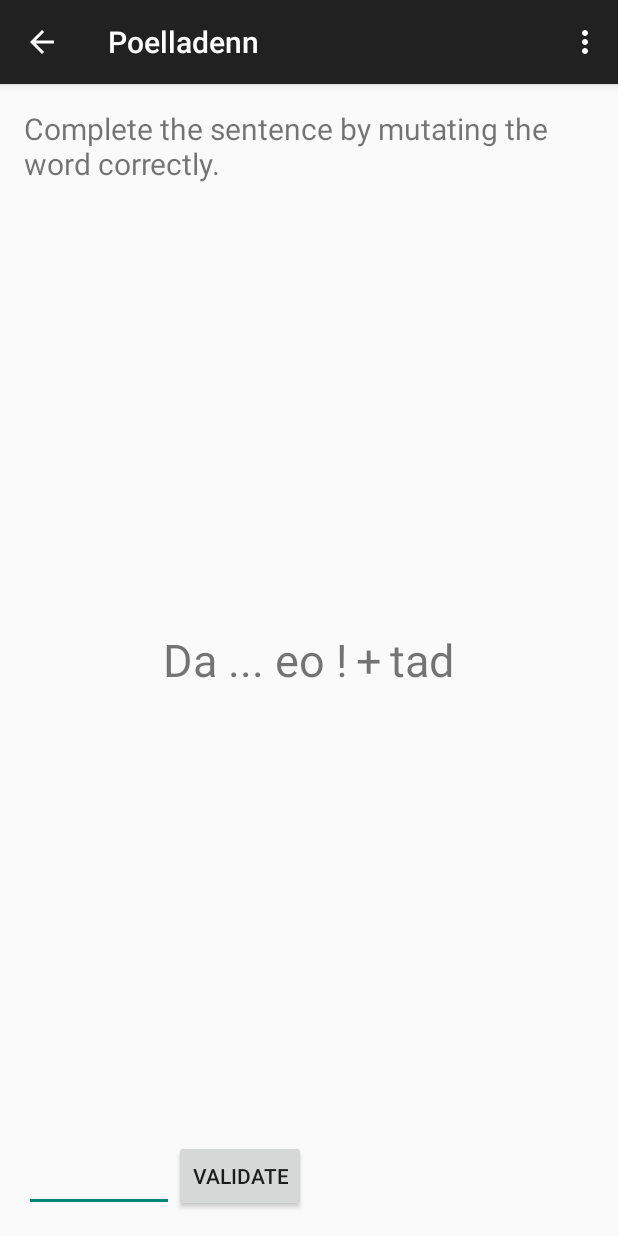
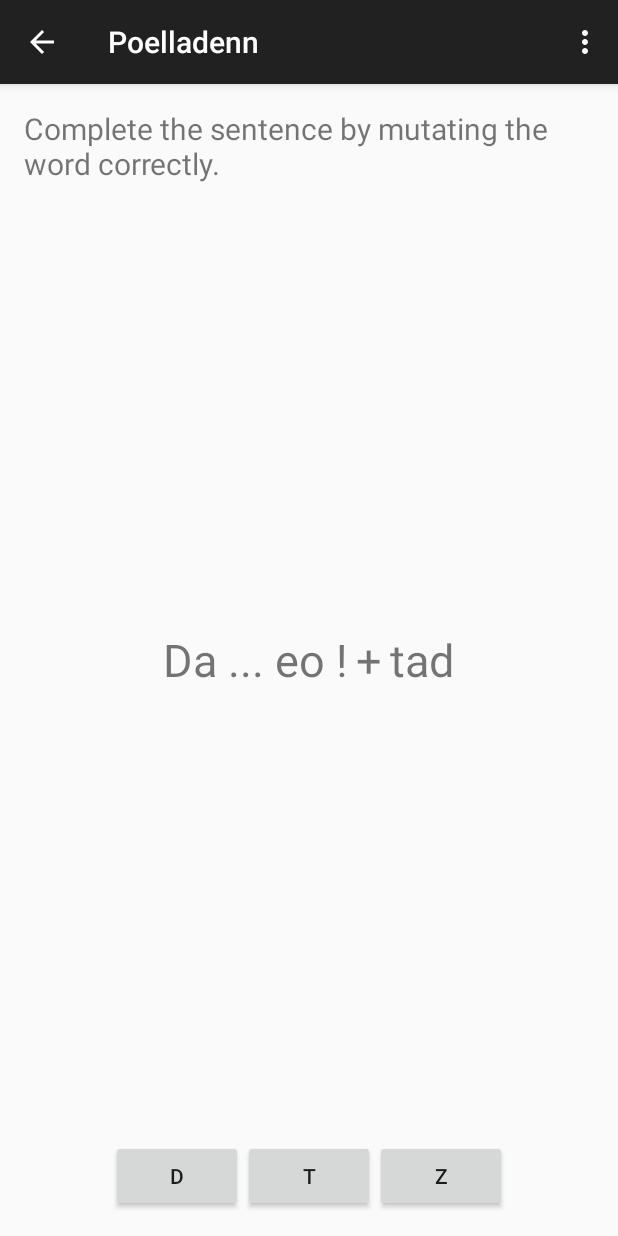
Before and after one commit to zerbino/Kemmadur, an Android app: the ExerciseActivity screen opened directly, with no data from a screen before it, in the options menu, after a tap on "Settings", on a phone screen of 412 x 824 dp. Run offline under Robolectric (Android 15) with nearby library versions, the phone set to English and light mode, and no system bars.

Commit message:
- Several proposals are given to the user for each question - These proposals are displayed with buttons - There is a maximum number of proposals for each question

```diff
--- a/app/src/main/java/app/android/first/rmartignoni/kemmadur/ExerciseActivity.java
+++ b/app/src/main/java/app/android/first/rmartignoni/kemmadur/ExerciseActivity.java
@@ -1,7 +1,7 @@
 package app.android.first.rmartignoni.kemmadur;
 
+import android.os.Bundle;
 import android.support.v7.app.AppCompatActivity;
-import android.os.Bundle;
 import android.view.Gravity;
 import android.view.LayoutInflater;
 import android.view.Menu;
@@ -10,14 +10,18 @@ import android.view.View;
 import android.view.ViewGroup;
 import android.widget.Button;
 import android.widget.ImageView;
+import android.widget.LinearLayout;
 import android.widget.TextView;
 import android.widget.Toast;
 
+import java.util.List;
+
+import app.android.first.rmartignoni.kemmadur.model.Game;
 import app.android.first.rmartignoni.kemmadur.model.Question;
 import app.android.first.rmartignoni.kemmadur.model.Questions;
 import app.android.first.rmartignoni.kemmadur.presenter.ExercisePresenter;
 
-public class ExerciseActivity extends AppCompatActivity implements View.OnClickListener {
+public class ExerciseActivity extends AppCompatActivity {
 
     private ExercisePresenter exercisePresenter;
 
@@ -27,27 +31,31 @@ public class ExerciseActivity extends AppCompatActivity implements View.OnClickL
         setContentView(R.layout.activity_exercise);
         this.exercisePresenter = new ExercisePresenter(this);
         this.exercisePresenter.onCreate();
-        Button validateButton = (Button) this.findViewById(R.id.exercise_validate_button);
-        validateButton.setOnClickListener(this);
     }
 
-    public void populateView(Questions questions, Question currentQuestion){
+    public void populateView(Game game){
+        Questions questions = game.getQuestions();
+        Question currentQuestion = game.getCurrentQuestion();
+        List<String> proposals = game.getProposals();
         TextView instructionTextView = (TextView) this.findViewById(R.id.exercise_instruction_text);
         instructionTextView.setText(questions.getInstructions());
         TextView dottedSentenceTextView = (TextView) this.findViewById(R.id.exercise_dotted_sentence_text);
         dottedSentenceTextView.setText(currentQuestion.getDottedSentence());
         TextView wordToMutateTextView = (TextView) this.findViewById(R.id.word_to_mutate);
         wordToMutateTextView.setText(currentQuestion.getUnmutatedWord());
-    }
-
-    public void resetEditText(){
-        TextView proposalTextView = (TextView) this.findViewById(R.id.exercise_edit_text);
-        proposalTextView.setText("");
-    }
-
-    public String getProposal(){
-        TextView proposalTextView = (TextView) this.findViewById(R.id.exercise_edit_text);
-        return proposalTextView.getText().toString().trim();
+        LinearLayout buttonProposalLayout = (LinearLayout) findViewById(R.id.exercise_proposal_buttons);
+        buttonProposalLayout.removeAllViews();
+        for (final String proposal : proposals) {
+            Button proposalButton = new Button(this);
+            proposalButton.setText(proposal);
+            buttonProposalLayout.addView(proposalButton);
+            proposalButton.setOnClickListener(new View.OnClickListener() {
+                @Override
+                public void onClick(View v) {
+                    exercisePresenter.validate(proposal);
+                }
+            });
+        }
     }
 
     @Override
@@ -80,20 +88,14 @@ public class ExerciseActivity extends AppCompatActivity implements View.OnClickL
         ImageView toastImageView = (ImageView) toastLayout.findViewById(R.id.answer_toast_imageview);
         if (rightAnswer){
             toastImageView.setImageResource(R.drawable.ic_message_ok);
-//            toast = Toast.makeText(this, "Well done!", Toast.LENGTH_LONG);
         }
         else{
             toastImageView.setImageResource(R.drawable.ic_message_red_cross);
-//            toast = Toast.makeText(this, "Sorry, wrong answer...", Toast.LENGTH_LONG);
         }
         Toast toast = new Toast(getApplicationContext());
         toast.setView(toastLayout);
-        toast.setGravity(Gravity.TOP, 0, 0);
+        toast.setGravity(Gravity.TOP, 0, 150);
         toast.show();
     }
 
-    @Override
-    public void onClick(View v) {
-        this.exercisePresenter.validate();
-    }
 }
--- a/app/src/main/java/app/android/first/rmartignoni/kemmadur/MainActivity.java
+++ b/app/src/main/java/app/android/first/rmartignoni/kemmadur/MainActivity.java
@@ -1,8 +1,8 @@
 package app.android.first.rmartignoni.kemmadur;
 
 import android.content.Intent;
+import android.os.Bundle;
 import android.support.v7.app.AppCompatActivity;
-import android.os.Bundle;
 import android.view.Menu;
 import android.view.MenuItem;
 import android.view.View;
--- /dev/null
+++ b/app/src/main/java/app/android/first/rmartignoni/kemmadur/model/AnswerDetail.java
@@ -0,0 +1,24 @@
+package app.android.first.rmartignoni.kemmadur.model;
+
+/**
+ * Created by rmartignoni on 23/11/2015.
+ */
+public class AnswerDetail{
+
+    private boolean isRightAnswer;
+
+    private String rightAnswer;
+
+    public AnswerDetail(boolean isRightAnswer, String rightAnswer) {
+        this.isRightAnswer = isRightAnswer;
+        this.rightAnswer = rightAnswer;
+    }
+
+    public boolean isRightAnswer() {
+        return isRightAnswer;
+    }
+
+    public String getRightAnswer() {
+        return rightAnswer;
+    }
+}
--- a/app/src/main/java/app/android/first/rmartignoni/kemmadur/model/ExerciseGenerator.java
+++ b/app/src/main/java/app/android/first/rmartignoni/kemmadur/model/ExerciseGenerator.java
@@ -1,6 +1,7 @@
 package app.android.first.rmartignoni.kemmadur.model;
 
 import java.util.ArrayList;
+import java.util.List;
 
 /**
  * Created by rmartignoni on 10/11/2015.
@@ -11,14 +12,21 @@ public class ExerciseGenerator {
 
     public ExerciseGenerator() {
         ArrayList<Question> questionList = new ArrayList<>();
-        Question question1 = new Question("Ma ... eo !", "tad", "z");
-        Question question2 = new Question("Da ... eo !", "tad", "d");
-        Question exercise3 = new Question("Da ... eo !", "mec'h", "v");
-        Question question4 = new Question("O ... emaon !", "debrin", "t");
+        List<String> proposals1 = new ArrayList<>();
+        proposals1.add("t");
+        proposals1.add("d");
+        Question question1 = new Question("Ma ... eo !", "tad", "z", proposals1);
+        List<String> proposals2 = new ArrayList<>();
+        proposals2.add("z");
+        proposals2.add("t");
+        Question question2 = new Question("Da ... eo !", "tad", "d", proposals2);
+        List<String> proposals3 = new ArrayList<>();
+        proposals3.add("m");
+        proposals3.add("b");
+        Question question3 = new Question("Da ... eo !", "mec'h", "v", proposals3);
         questionList.add(question1);
         questionList.add(question2);
-        questionList.add(exercise3);
-        questionList.add(question4);
+        questionList.add(question3);
         this.questions = new Questions("Complete the sentence by mutating the word correctly.", questionList);
     }
 
--- a/app/src/main/java/app/android/first/rmartignoni/kemmadur/model/Game.java
+++ b/app/src/main/java/app/android/first/rmartignoni/kemmadur/model/Game.java
@@ -1,4 +1,6 @@
 package app.android.first.rmartignoni.kemmadur.model;
+
+import java.util.List;
 
 /**
  * Created by rmartignoni on 13/11/2015.
@@ -13,11 +15,14 @@ public class Game {
 
     private int currentQuestionIndex;
 
+    private List<String> proposals;
+
     public Game(int numberQuestions, Questions questions) {
         this.numberQuestions = numberQuestions;
         this.questions = questions;
         this.currentQuestion = questions.randomQuestion();
         this.currentQuestionIndex = 0;
+        this.proposals = currentQuestion.getShuffledProposals();
     }
 
     public int getNumberQuestions() {
@@ -32,6 +37,10 @@ public class Game {
         return currentQuestion;
     }
 
+    public List<String> getProposals(){
+        return this.proposals;
+    }
+
     public AnswerDetail giveAnswer(String answer){
         boolean rightAnswer = this.currentQuestion.giveAnswer(answer);
         return new AnswerDetail(rightAnswer, this.currentQuestion.getAnswer());
@@ -43,30 +52,11 @@ public class Game {
             throw new QuestionEndException();
         }
         this.currentQuestion = this.questions.randomQuestion();
+        this.proposals = this.currentQuestion.getShuffledProposals();
         return this.currentQuestion;
     }
 
-    private class AnswerDetail{
-
-        private boolean isRightAnswer;
-
-        private String rightAnswer;
-
-        public AnswerDetail(boolean isRightAnswer, String rightAnswer) {
-            this.isRightAnswer = isRightAnswer;
-            this.rightAnswer = rightAnswer;
-        }
-
-        public boolean isRightAnswer() {
-            return isRightAnswer;
-        }
-
-        public String getRightAnswer() {
-            return rightAnswer;
-        }
-    }
-
-    private class QuestionEndException extends Exception{
+    public class QuestionEndException extends Exception{
         public QuestionEndException(){
             super("The end of the game is reached");
         }
--- a/app/src/main/java/app/android/first/rmartignoni/kemmadur/model/Question.java
+++ b/app/src/main/java/app/android/first/rmartignoni/kemmadur/model/Question.java
@@ -1,4 +1,8 @@
 package app.android.first.rmartignoni.kemmadur.model;
+
+import java.util.ArrayList;
+import java.util.Collections;
+import java.util.List;
 
 /**
  * Created by rmartignoni on 10/11/2015.
@@ -7,11 +11,27 @@ public class Question {
     private String dottedSentence;
     private String unmutatedWord;
     private String answer;
+    private List<String> proposals;
+    private int MAX_PROPOSAL_VALUE = 4;
 
-    public Question(String dottedSentence, String unmutatedWord, String answer) {
+    public Question(String dottedSentence, String unmutatedWord, String answer, List<String> proposals) {
         this.dottedSentence = dottedSentence;
         this.unmutatedWord = unmutatedWord;
         this.answer = answer;
+        // Proposal arraylist deep copy
+        this.proposals = new ArrayList<>();
+        for (String proposal: proposals){
+            this.proposals.add(proposal);
+        }
+    }
+
+    public List<String> getShuffledProposals(){
+        List<String> proposals = new ArrayList<>(this.proposals);
+        Collections.shuffle(proposals);
+        List<String> slicedProposals = new ArrayList<>(this.proposals.subList(0, MAX_PROPOSAL_VALUE - 2));
+        slicedProposals.add(this.answer);
+        Collections.shuffle(slicedProposals);
+        return slicedProposals;
     }
 
     public String getDottedSentence() {
--- a/app/src/main/java/app/android/first/rmartignoni/kemmadur/presenter/ExercisePresenter.java
+++ b/app/src/main/java/app/android/first/rmartignoni/kemmadur/presenter/ExercisePresenter.java
@@ -1,9 +1,12 @@
 package app.android.first.rmartignoni.kemmadur.presenter;
+
 import android.os.Handler;
+import android.util.Log;
 
 import app.android.first.rmartignoni.kemmadur.ExerciseActivity;
+import app.android.first.rmartignoni.kemmadur.model.AnswerDetail;
 import app.android.first.rmartignoni.kemmadur.model.ExerciseGenerator;
-import app.android.first.rmartignoni.kemmadur.model.Question;
+import app.android.first.rmartignoni.kemmadur.model.Game;
 import app.android.first.rmartignoni.kemmadur.model.Questions;
 
 /**
@@ -13,8 +16,9 @@ public class ExercisePresenter {
 
     private ExerciseActivity exerciseActivity;
 
-    private Questions questions;
-    private Question currentQuestion;
+    private static final String TAG = ExercisePresenter.class.getSimpleName();
+
+    private Game game;
 
     public ExercisePresenter(ExerciseActivity exerciseActivity) {
         this.exerciseActivity = exerciseActivity;
@@ -22,15 +26,14 @@ public class ExercisePresenter {
 
     public void onCreate() {
         ExerciseGenerator exerciseGenerator = new ExerciseGenerator();
-        this.questions = exerciseGenerator.getQuestions();
-        this.currentQuestion = this.questions.randomQuestion();
-        this.exerciseActivity.populateView(this.questions, this.currentQuestion);
+        Questions questions = exerciseGenerator.getQuestions();
+        this.game = new Game(10, questions);
+        this.exerciseActivity.populateView(this.game);
     }
 
-    public void validate() {
-        String proposal = this.exerciseActivity.getProposal();
-        boolean rightAnswer = this.currentQuestion.giveAnswer(proposal);
-        this.exerciseActivity.displayToastFeedback(rightAnswer);
+    public void validate(String proposal) {
+        AnswerDetail rightAnswer = this.game.giveAnswer(proposal);
+        this.exerciseActivity.displayToastFeedback(rightAnswer.isRightAnswer());
         new Handler().postDelayed(new Runnable() {
             @Override
             public void run() {
@@ -40,9 +43,12 @@ public class ExercisePresenter {
     }
 
     private void nextQuestion(){
-        this.currentQuestion = this.questions.randomQuestion();
-        this.exerciseActivity.populateView(this.questions, this.currentQuestion);
-        this.exerciseActivity.resetEditText();
+        try {
+            this.game.nextQuestion();
+            this.exerciseActivity.populateView(this.game);
+        } catch (Game.QuestionEndException e) {
+            Log.v(TAG, "End of the exercise");
+        }
+    }
 
-    }
 }
--- a/app/src/main/res/layout/activity_exercise.xml
+++ b/app/src/main/res/layout/activity_exercise.xml
@@ -43,18 +43,13 @@
             />
 
     </LinearLayout>
-    <EditText
-        android:id="@+id/exercise_edit_text"
-        android:layout_width="100dp"
-        android:layout_height="50dp"
-        android:layout_alignParentBottom="true"
-        />
-    <Button
-        android:id="@+id/exercise_validate_button"
+    <LinearLayout
+        android:id="@+id/exercise_proposal_buttons"
+        android:orientation="horizontal"
         android:layout_width="wrap_content"
         android:layout_height="wrap_content"
-        android:layout_toRightOf="@id/exercise_edit_text"
-        android:layout_alignBaseline="@id/exercise_edit_text"
-        android:text="validate"
-        />
+        android:layout_alignParentBottom="true"
+        android:layout_centerHorizontal="true"
+        >
+    </LinearLayout>
 </RelativeLayout>
```
